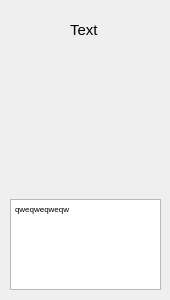
Above: data/actioncards/actioncard.ui from AsuraDiso/Dice-or-Die before the change. Below: the same form after it.
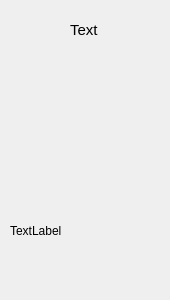
That is the form after the change. Icons and pictures are not drawn. Custom widgets are drawn as their Qt base class.

Patch:
```diff
--- a/data/actioncards/actioncard.ui
+++ b/data/actioncards/actioncard.ui
@@ -13,27 +13,7 @@
   <property name="windowTitle">
    <string>Form</string>
   </property>
-  <widget class="TextEdit" name="textEdit">
-   <property name="geometry">
-    <rect>
-     <x>10</x>
-     <y>199</y>
-     <width>151</width>
-     <height>91</height>
-    </rect>
-   </property>
-   <property name="html">
-    <string>&lt;!DOCTYPE HTML PUBLIC &quot;-//W3C//DTD HTML 4.0//EN&quot; &quot;http://www.w3.org/TR/REC-html40/strict.dtd&quot;&gt;
-&lt;html&gt;&lt;head&gt;&lt;meta name=&quot;qrichtext&quot; content=&quot;1&quot; /&gt;&lt;meta charset=&quot;utf-8&quot; /&gt;&lt;style type=&quot;text/css&quot;&gt;
-p, li { white-space: pre-wrap; }
-hr { height: 1px; border-width: 0; }
-li.unchecked::marker { content: &quot;\2610&quot;; }
-li.checked::marker { content: &quot;\2612&quot;; }
-&lt;/style&gt;&lt;/head&gt;&lt;body style=&quot; font-family:'Segoe UI'; font-size:9pt; font-weight:400; font-style:normal;&quot;&gt;
-&lt;p style=&quot; margin-top:0px; margin-bottom:0px; margin-left:0px; margin-right:0px; -qt-block-indent:0; text-indent:0px;&quot;&gt;&lt;span style=&quot; font-size:6pt;&quot;&gt;qweqweqweqw&lt;/span&gt;&lt;/p&gt;&lt;/body&gt;&lt;/html&gt;</string>
-   </property>
-  </widget>
-  <widget class="TextImage" name="label">
+  <widget class="TextImage" name="name">
    <property name="geometry">
     <rect>
      <x>70</x>
@@ -70,6 +50,25 @@
     <bool>true</bool>
    </property>
   </widget>
+  <widget class="TextImage" name="desc">
+   <property name="geometry">
+    <rect>
+     <x>10</x>
+     <y>170</y>
+     <width>151</width>
+     <height>121</height>
+    </rect>
+   </property>
+   <property name="text">
+    <string>TextLabel</string>
+   </property>
+   <property name="scaledContents">
+    <bool>true</bool>
+   </property>
+   <property name="wordWrap">
+    <bool>true</bool>
+   </property>
+  </widget>
  </widget>
  <customwidgets>
   <customwidget>
@@ -77,11 +76,6 @@
    <extends>QLabel</extends>
    <header>data/widgets/textimage.h</header>
   </customwidget>
-  <customwidget>
-   <class>TextEdit</class>
-   <extends>QTextEdit</extends>
-   <header location="global">data/widgets/textedit.h</header>
-  </customwidget>
  </customwidgets>
  <resources>
   <include location="../assets.qrc"/>
```
Left out of the diff: 2 changed lines with no effect on the pictures.
